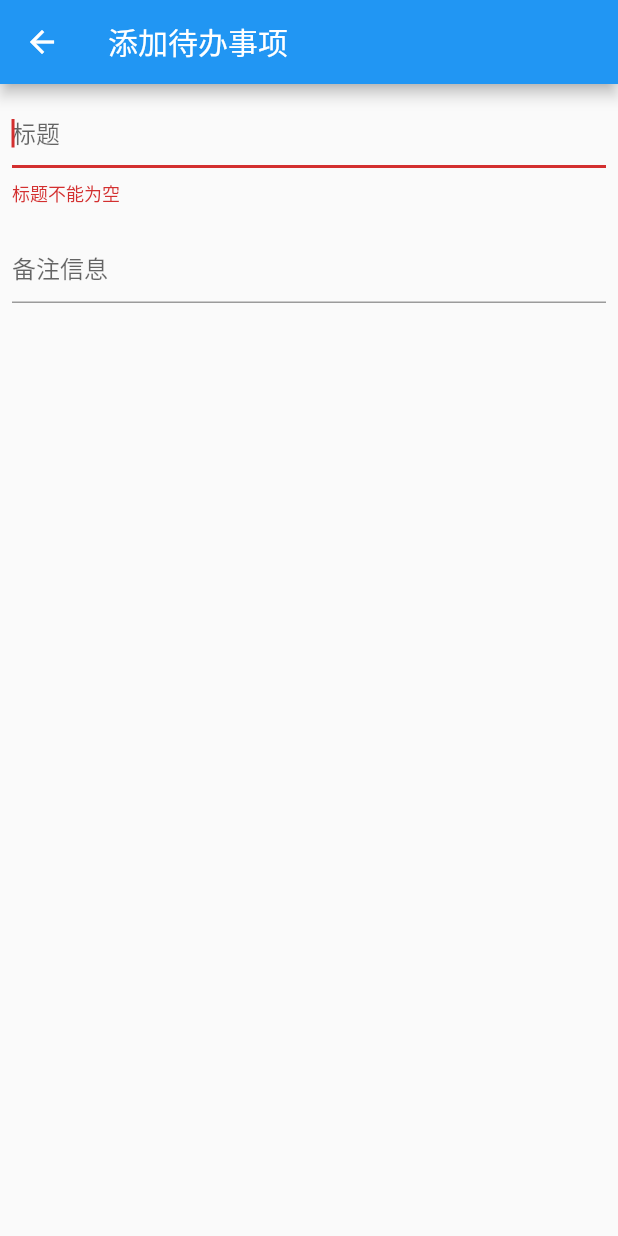
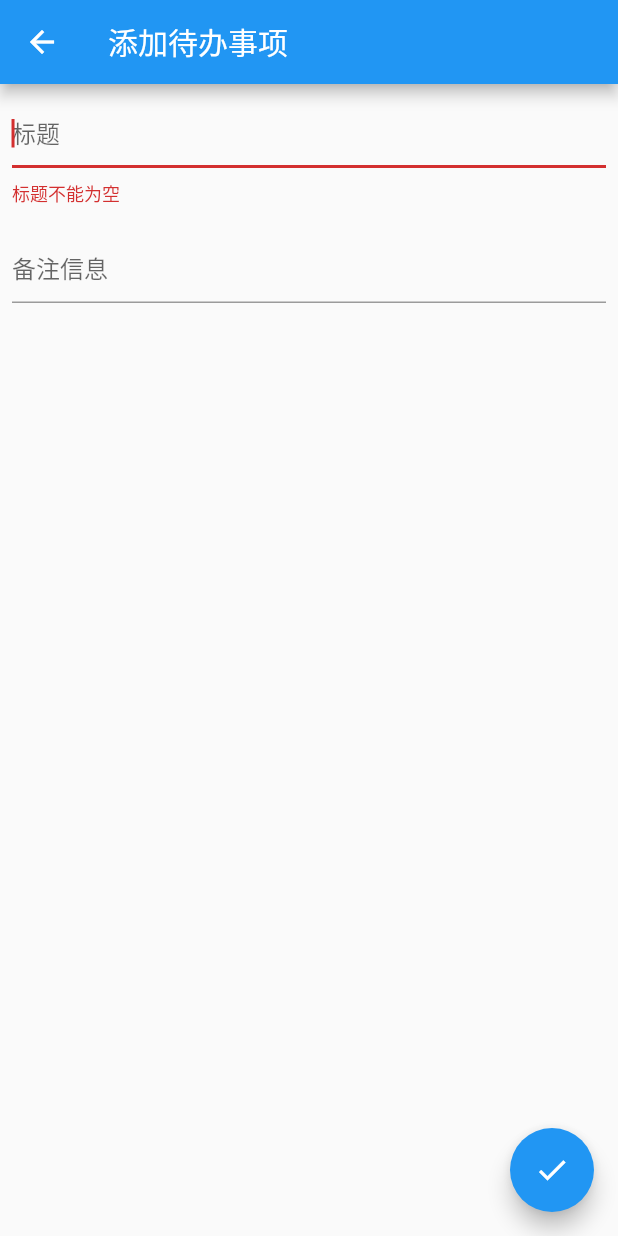
Before and after one commit to CaiJingLong/flutter_todo_application, a Flutter app: the screen it shows after launch, after a tap on the "add" icon, on a phone screen of 412 x 824 dp. Run offline on Flutter 3.47's test engine with Material 2 defaults, Android fonts, the phone set to English and light mode, and no system bars.

Commit message:
增加 删除方法 重构了代码结构

```diff
--- /dev/null
+++ b/lib/entity/todo_entity.dart
@@ -0,0 +1,7 @@
+class TodoEntity {
+  String title;
+  String remark;
+  DateTime dateTime;
+
+  TodoEntity({this.title, this.remark, this.dateTime});
+}
--- a/lib/main.dart
+++ b/lib/main.dart
@@ -1,11 +1,13 @@
 import 'package:flutter/material.dart';
-import 'package:todo_app/home.dart';
+import 'package:todo_app/page/home.dart';
 import 'package:scoped_model/scoped_model.dart';
-import 'package:todo_app/todo_model.dart';
+import 'package:todo_app/model/todo_model.dart';
 
 void main() => runApp(new MyApp());
 
 class MyApp extends StatelessWidget {
+  final TodoModel todoModel = TodoModel();
+
   // This widget is the root of your application.
   @override
   Widget build(BuildContext context) {
@@ -13,19 +15,11 @@ class MyApp extends StatelessWidget {
       child: new MaterialApp(
         title: 'Flutter Demo',
         theme: new ThemeData(
-          // This is the theme of your application.
-          //
-          // Try running your application with "flutter run". You'll see the
-          // application has a blue toolbar. Then, without quitting the app, try
-          // changing the primarySwatch below to Colors.green and then invoke
-          // "hot reload" (press "r" in the console where you ran "flutter run",
-          // or press Run > Flutter Hot Reload in IntelliJ). Notice that the
-          // counter didn't reset back to zero; the application is not restarted.
           primarySwatch: Colors.blue,
         ),
         home: HomePage(),
       ),
-      model: TodoModel(),
+      model: todoModel,
     );
   }
 }
--- a/lib/todo_model.dart
+++ b/lib/model/todo_model.dart
@@ -1,6 +1,6 @@
 import 'package:flutter/material.dart';
 import 'package:scoped_model/scoped_model.dart';
-import 'package:todo_app/todo_entity.dart';
+import 'package:todo_app/entity/todo_entity.dart';
 
 class TodoModel extends Model {
   static TodoModel of(BuildContext context) => ScopedModel.of<TodoModel>(context);
--- a/lib/add_page.dart
+++ b/lib/page/add_page.dart
@@ -1,4 +1,6 @@
 import 'package:flutter/material.dart';
+import 'package:todo_app/entity/todo_entity.dart';
+import 'package:todo_app/model/todo_model.dart';
 
 class AddTodoPage extends StatefulWidget {
   @override
@@ -7,16 +9,19 @@ class AddTodoPage extends StatefulWidget {
 
 class _AddTodoPageState extends State<AddTodoPage> {
   TextEditingController title;
+  TextEditingController remark;
+
   @override
   void initState() {
     super.initState();
     title = TextEditingController();
+    remark = TextEditingController();
   }
 
   @override
   void dispose() {
     title.dispose();
-
+    remark.dispose();
     super.dispose();
   }
 
@@ -53,12 +58,27 @@ class _AddTodoPageState extends State<AddTodoPage> {
                 decoration: InputDecoration(
                   hintText: "备注信息",
                 ),
+                controller: remark,
               ),
             ),
           ],
         ),
         autovalidate: true,
       ),
+      floatingActionButton: FloatingActionButton(
+        onPressed: _submit,
+        child: Icon(Icons.done),
+      ),
     );
   }
+
+  void _submit() {
+    var todoEntity = TodoEntity(
+      title: title.text,
+      remark: remark.text,
+      dateTime: DateTime.now(),
+    );
+    TodoModel.of(context).addData(todoEntity);
+    Navigator.pop(context);
+  }
 }
--- a/lib/home.dart
+++ b/lib/page/home.dart
@@ -1,8 +1,8 @@
 import 'package:flutter/material.dart';
 import 'package:scoped_model/scoped_model.dart';
-import 'package:todo_app/add_page.dart';
-import 'package:todo_app/todo_entity.dart';
-import 'package:todo_app/todo_model.dart';
+import 'package:todo_app/page/add_page.dart';
+import 'package:todo_app/entity/todo_entity.dart';
+import 'package:todo_app/model/todo_model.dart';
 
 class HomePage extends StatefulWidget {
   @override
@@ -23,7 +23,8 @@ class _HomePageState extends State<HomePage> {
         ],
       ),
       body: Container(
-        child: ScopedModelDescendant<TodoModel>(builder: (BuildContext context, Widget child, TodoModel model) {
+        child: ScopedModelDescendant<TodoModel>(
+            builder: (BuildContext context, Widget child, TodoModel model) {
           var list = model.list;
           return ListView.builder(
             itemBuilder: (ctx, i) => _buildItem(ctx, i, list[i]),
@@ -35,12 +36,28 @@ class _HomePageState extends State<HomePage> {
   }
 
   Widget _buildItem(BuildContext context, int index, TodoEntity data) {
-    return ListTile(
-      title: Text("todo item $index"),
+    return InkWell(
+      onLongPress: () => _delete(data),
+      child: ListTile(
+        title: Text(
+          data.title,
+        ),
+        subtitle: Text(
+          data.remark,
+        ),
+      ),
     );
   }
 
   void _add() {
-    Navigator.of(context).push(MaterialPageRoute(builder: (ctx) => AddTodoPage()));
+    Navigator.of(context).push(
+      MaterialPageRoute(
+        builder: (ctx) => AddTodoPage(),
+      ),
+    );
+  }
+
+  _delete(TodoEntity data) {
+    TodoModel.of(context).deleteData(data);
   }
 }
--- a/lib/todo_entity.dart
+++ /dev/null
@@ -1 +0,0 @@
-class TodoEntity {}
```
Also changed, not shown: 1 other file.
